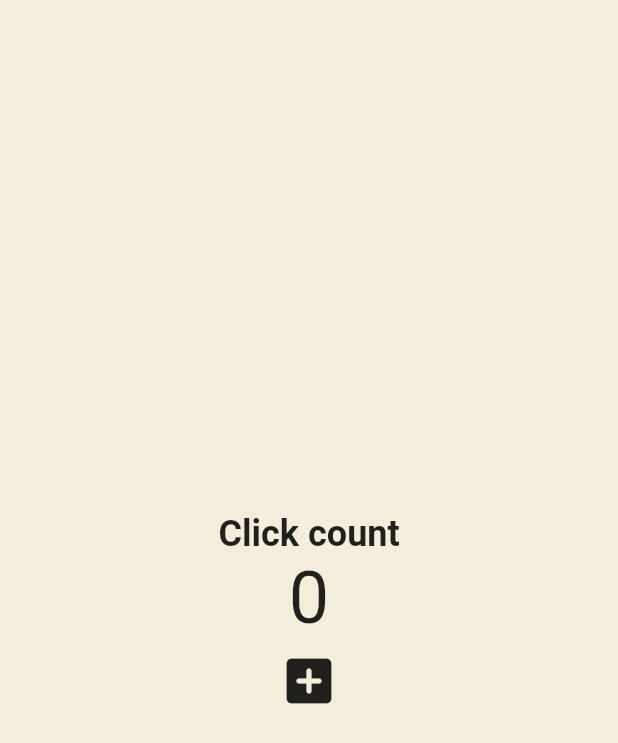
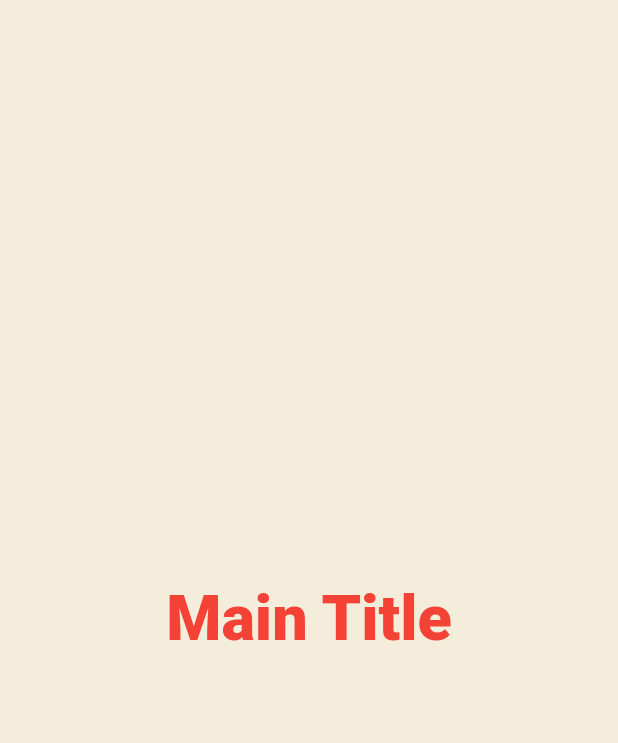
Before and after one commit to ezurno/flutter_state, a Flutter app: the screen it shows after launch, on a phone screen of 412 x 824 dp. Shown: the top 743 px of the screen. Run offline on Flutter 3.47's test engine with Material 2 defaults, Android fonts, the phone set to English and light mode, and no system bars.

Commit message:
LEARN: what is context
1. BuildContext context는 상위 위젯의 값을 가져올 때 사용

2. theme 은 위젯 자체 내 css

```diff
--- a/lib/main.dart
+++ b/lib/main.dart
@@ -23,32 +23,20 @@ class _AppState extends State<App> {
   @override
   Widget build(BuildContext context) {
     return MaterialApp(
-      home: Scaffold(
-        backgroundColor: const Color(0xFFF4EDDB),
+      theme: ThemeData(
+        textTheme: const TextTheme(
+          titleLarge: TextStyle(
+            color: Colors.red,
+          ),
+        ),
+      ), // MaterialApp 내 자체 css를 주는 법
+      home: const Scaffold(
+        backgroundColor: Color(0xFFF4EDDB),
         body: Center(
           child: Column(
             mainAxisAlignment: MainAxisAlignment.center,
             children: [
-              const Text(
-                'Click count',
-                style: TextStyle(
-                  fontSize: 24,
-                  fontWeight: FontWeight.w600,
-                ),
-              ),
-              Text(
-                '$counter',
-                style: const TextStyle(
-                  fontSize: 48,
-                ),
-              ),
-              IconButton(
-                iconSize: 40,
-                onPressed: onClicked,
-                icon: const Icon(
-                  Icons.add_box_rounded,
-                ),
-              )
+              MainTitle(),
             ],
           ),
         ),
@@ -56,3 +44,24 @@ class _AppState extends State<App> {
     );
   }
 }
+
+class MainTitle extends StatelessWidget {
+  const MainTitle({
+    super.key,
+  });
+
+  @override
+  Widget build(BuildContext context) {
+    // context는 부모의 값을 가져올때 사용
+    // 상위 위젯의 데이터를 가져올 때 사용 가능함
+    return Text(
+      "Main Title",
+      style: TextStyle(
+        fontSize: 42,
+        fontWeight: FontWeight.w800,
+        color: Theme.of(context).textTheme.titleLarge?.color,
+        //Theme.of() 로 context를 가져옴 >> 상위 위젯의 설정을 가져옴
+      ),
+    );
+  }
+}
```
